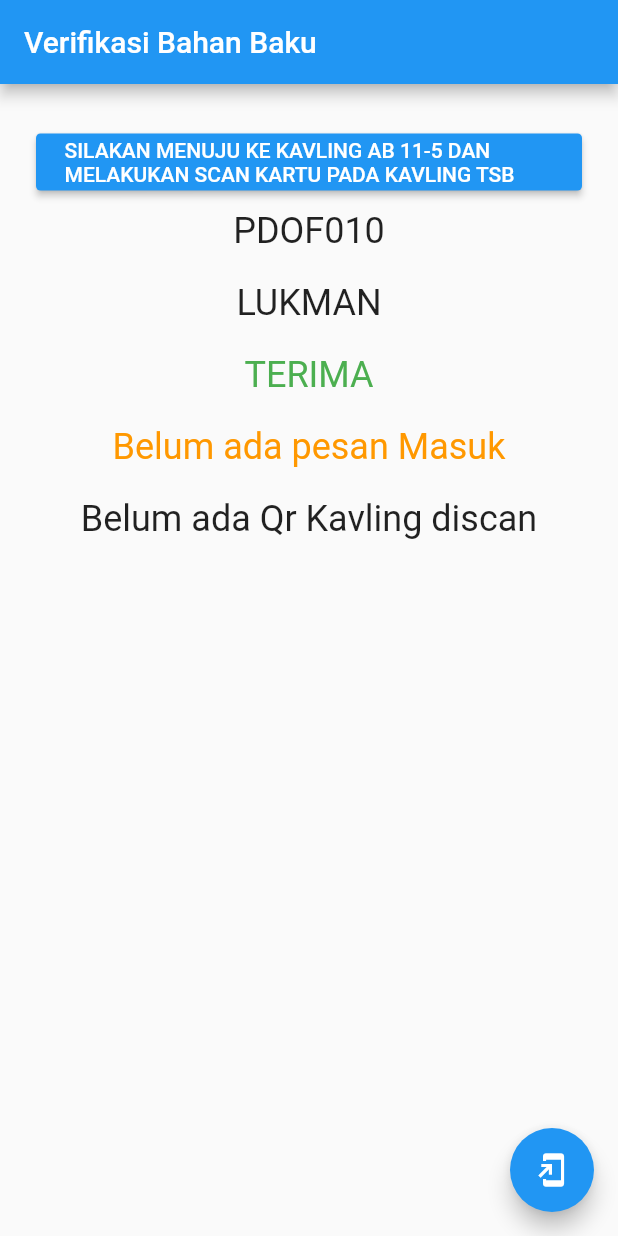
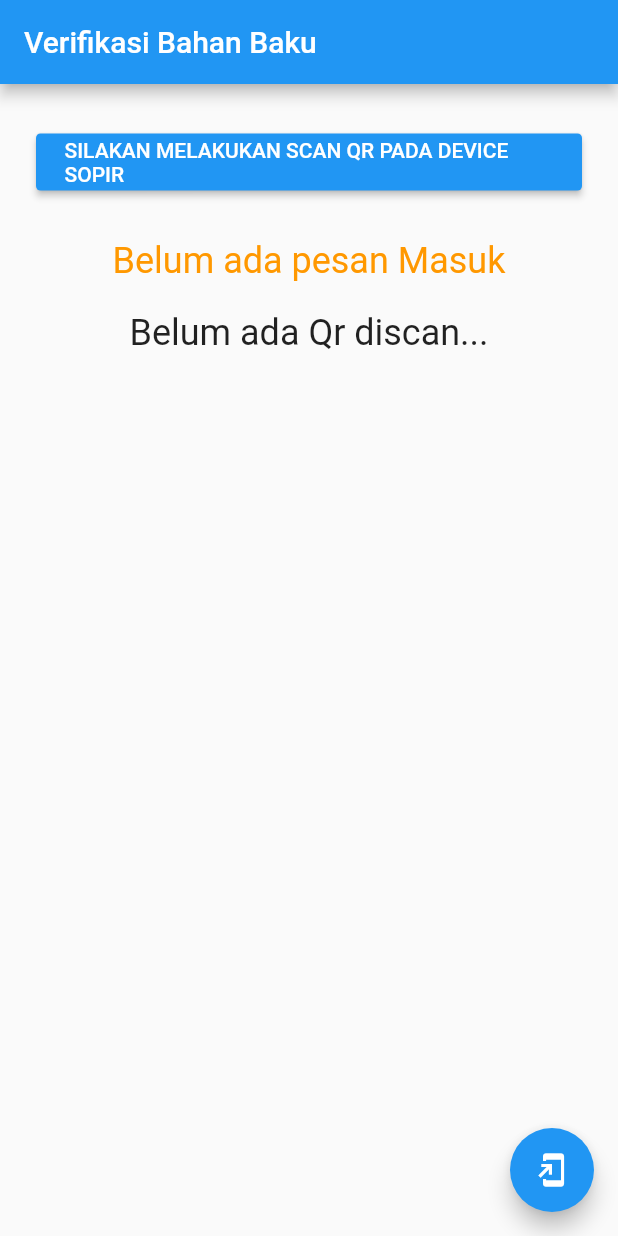
Before and after one commit to dodik474762/design_pattern_flutter, a Flutter app: the screen it shows after launch, on a phone screen of 412 x 824 dp. Run offline on Flutter 3.47's test engine with Material 2 defaults, Android fonts, the phone set to English and light mode, and no system bars; our stand-ins replace equatable, flutter_bloc, shared_preferences; missing offline and left inert: flutter_socket_io, qrscan.

Commit message:
new_update

```diff
--- a/template/lib/modules/verifikasibhnbaku/controllers/aktifitas/events/aktifitas.events.dart
+++ b/template/lib/modules/verifikasibhnbaku/controllers/aktifitas/events/aktifitas.events.dart
@@ -1,13 +1,12 @@
-
-
 import 'package:equatable/equatable.dart';
 
-abstract class AktifitasEvent extends Equatable{
+abstract class AktifitasEvent extends Equatable {
   const AktifitasEvent();
 
   @override
   List<Object> get props => [];
 }
 
+class PerbaharuiAktifitas extends AktifitasEvent {}
 
-class PerbaharuiAktifitas extends AktifitasEvent{}
+class GetDataSopirMasukUntukPenerimaan extends AktifitasEvent {}
--- a/template/lib/modules/verifikasibhnbaku/controllers/aktifitas/state/aktifitas.state.dart
+++ b/template/lib/modules/verifikasibhnbaku/controllers/aktifitas/state/aktifitas.state.dart
@@ -1,22 +1,41 @@
-
-
 import 'package:equatable/equatable.dart';
 
-abstract class AktifitasState extends Equatable{
+abstract class AktifitasState extends Equatable {
   const AktifitasState();
 }
 
-class InitData extends AktifitasState{
+class InitData extends AktifitasState {
   const InitData();
 
   @override
   List<Object> get props => [""];
 }
 
-class OutputAktifitas extends AktifitasState{
+class OutputAktifitas extends AktifitasState {
   String aktifitas;
   OutputAktifitas({this.aktifitas});
 
   @override
   List<Object> get props => [aktifitas];
 }
+
+class BeforeRetrievingDataSopir extends AktifitasState {
+  @override
+  List<Object> get props => [];
+}
+
+class RetrievingDataSopirFailed extends AktifitasState {
+  String error;
+  RetrievingDataSopirFailed({this.error});
+
+  @override
+  List<Object> get props => [error];
+}
+
+class RetrievingDataSopirSuccess extends AktifitasState {
+  Map result;
+  RetrievingDataSopirSuccess({this.result});
+
+  @override
+  List<Object> get props => [result];
+}
--- a/template/lib/modules/verifikasibhnbaku/controllers/scanner/events/scanner.events.dart
+++ b/template/lib/modules/verifikasibhnbaku/controllers/scanner/events/scanner.events.dart
@@ -8,3 +8,5 @@ abstract class ScannerEvent extends Equatable {
 }
 
 class ScanQr extends ScannerEvent {}
+
+class NewScanQr extends ScannerEvent {}
--- a/template/lib/modules/verifikasibhnbaku/views/verifikasi.views.dart
+++ b/template/lib/modules/verifikasibhnbaku/views/verifikasi.views.dart
@@ -21,14 +21,15 @@ class VerifikasiBhnBaku extends StatefulWidget {
   _VerifikasiBhnBakuState createState() => _VerifikasiBhnBakuState();
 }
 
-class _VerifikasiBhnBakuState extends State<VerifikasiBhnBaku> {
-  AktifitasBloc _bloc;
+class _VerifikasiBhnBakuState extends State<VerifikasiBhnBaku> with WidgetsBindingObserver{
+//  AktifitasBloc _bloc;
   ScannerBloc _blocScanner;
 
   @override
   void initState() {
     super.initState();
-    _bloc = new AktifitasBloc();
+//    _bloc = new AktifitasBloc();
+    WidgetsBinding.instance.addObserver(this);
     _blocScanner = new ScannerBloc();
 
     // WebSocketConfig.init();
@@ -39,6 +40,15 @@ class _VerifikasiBhnBakuState extends State<VerifikasiBhnBaku> {
     //   // print(result);
     //   _bloc.add(PerbaharuiAktifitas());
     // });
+
+//    _bloc.add(GetDataSopirMasukUntukPenerimaan());
+  }
+
+
+  @override
+  void dispose(){
+      WidgetsBinding.instance.removeObserver(this);
+      super.dispose();
   }
 
   @override
@@ -47,7 +57,7 @@ class _VerifikasiBhnBakuState extends State<VerifikasiBhnBaku> {
       appBar: AppBar(
         title: Text("Verifikasi Bahan Baku"),
       ),
-      body: SingleChildScrollView(
+      body:SingleChildScrollView(
         child: Container(
           child: Column(
             children: <Widget>[
@@ -61,7 +71,7 @@ class _VerifikasiBhnBakuState extends State<VerifikasiBhnBaku> {
                     child: Padding(
                       padding: EdgeInsets.all(3),
                       child: Text(
-                        "SILAKAN MENUJU KE KAVLING AB 11-5 DAN MELAKUKAN SCAN KARTU PADA KAVLING TSB",
+                        "SILAKAN MELAKUKAN SCAN QR PADA DEVICE SOPIR",
                         style: TextStyle(color: Colors.white),
                       ),
                     ),
@@ -70,22 +80,6 @@ class _VerifikasiBhnBakuState extends State<VerifikasiBhnBaku> {
                     shape: RoundedRectangleBorder(
                         borderRadius: BorderRadius.circular(3.0)),
                   )),
-              Center(
-                child: Text("PDOF010", style: TextStyle(fontSize: 24)),
-              ),
-              SizedBox(
-                height: 20,
-              ),
-              Center(
-                child: Text("LUKMAN", style: TextStyle(fontSize: 24)),
-              ),
-              SizedBox(
-                height: 20,
-              ),
-              Center(
-                child: Text("TERIMA",
-                    style: TextStyle(fontSize: 24, color: Colors.green)),
-              ),
               SizedBox(
                 height: 20,
               ),
@@ -103,7 +97,8 @@ class _VerifikasiBhnBakuState extends State<VerifikasiBhnBaku> {
                       }
 
                       return Text("Belum ada pesan Masuk",
-                          style: TextStyle(fontSize: 24, color: Colors.orange));
+                          style: TextStyle(
+                              fontSize: 24, color: Colors.orange));
                     }),
               ),
               SizedBox(
@@ -117,7 +112,7 @@ class _VerifikasiBhnBakuState extends State<VerifikasiBhnBaku> {
                         return Text("${state.kavlingScanned}");
                       }
 
-                      return Text("Belum ada Qr Kavling discan",
+                      return Text("Belum ada Qr discan...",
                           style: TextStyle(fontSize: 24));
                     }),
               ),
@@ -140,7 +135,8 @@ class _VerifikasiBhnBakuState extends State<VerifikasiBhnBaku> {
 
                       if (state is QrScanFailed) {
                         return Text("Scan Gagal ${state.error}",
-                            style: TextStyle(fontSize: 24, color: Colors.red));
+                            style: TextStyle(
+                                fontSize: 24, color: Colors.red));
                       }
 
                       return Text("", style: TextStyle(fontSize: 24));
@@ -153,22 +149,29 @@ class _VerifikasiBhnBakuState extends State<VerifikasiBhnBaku> {
       floatingActionButton: FloatingActionButton(
           child: Icon(Icons.add_to_home_screen),
           onPressed: () async {
-            // print(Api.route[VerifikasiModel.modules]['verifikasi']);
-            // try {
-            //   VerifikasiModel.params["kavling"] = "okeeee";
-            //   // print(VerifikasiModel.params);
-            //   var request = await http.post(
-            //       Api.route[VerifikasiModel.modules]['verifikasi'],
-            //       body: {'kavling': 'okeee'});
-            //   if (request.statusCode == 200) {
-            //     print(request.body);
-            //   }
-            // } catch (e) {
-            //   print("error ${e.message}");
-            // }
-            _blocScanner.add(ScanQr());
+            try{
+              _blocScanner.add(ScanQr());
+            }catch(e){
+                print("ERROR "+e.toString());
+            }
             //scan qrcode
           }),
     );
   }
+
+  @override
+  void didChangeAppLifecycleState(AppLifecycleState state) {
+    if(state == AppLifecycleState.inactive){
+      print("IN AKTIF");
+    }
+
+    if(state == AppLifecycleState.paused){
+      print("IN PAUSED");
+    }
+
+    if(state == AppLifecycleState.resumed){
+      _blocScanner = ScannerBloc();
+      print("IN RESUME BRO");
+    }
+  }
 }
--- a/template/lib/routes/api.dart
+++ b/template/lib/routes/api.dart
@@ -6,6 +6,10 @@ import 'package:template/modules/verifikasibhnbaku/models/verifikasi.models.dart
 class Api {
   static Map route = {
     DashboardModels.modules: {'getData': Url.appsurl + "/login/getData"},
-    VerifikasiModel.modules: {'verifikasi': Url.appsurl + "/verifikasi/verify"}
+    VerifikasiModel.modules: {
+      'verifikasi': Url.appsurl + "/verifikasi/verify",
+      'getDataSopirMasukUntukPenerimaan':
+          Url.appsurl + "/verifikasi/getDataSopirMasukUntukPenerimaan",
+    }
   };
 }
```
Also changed, not shown: template/lib/modules/verifikasibhnbaku/controllers/aktifitas/bloc/aktifitas.bloc.dart (+25 -6 lines), template/lib/modules/verifikasibhnbaku/controllers/scanner/bloc/scanner.bloc.dart (+15 -2 lines), template/lib/modules/verifikasibhnbaku/controllers/scanner/state/scanner.state.dart (line endings or trailing spaces).
